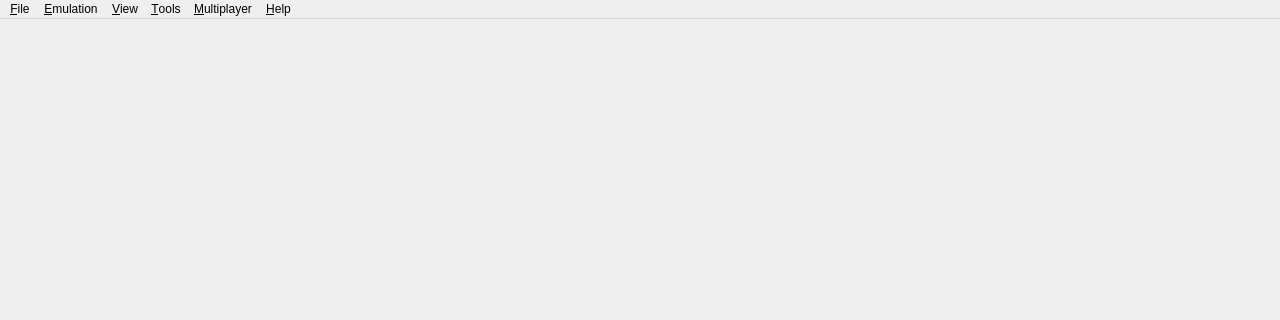
Qt form src/yuzu/main.ui (Ender-Q/sirius) before a commit; both pictures show x 0 to 1280 and y 0 to 320 of the 1280 by 720 pixel window.
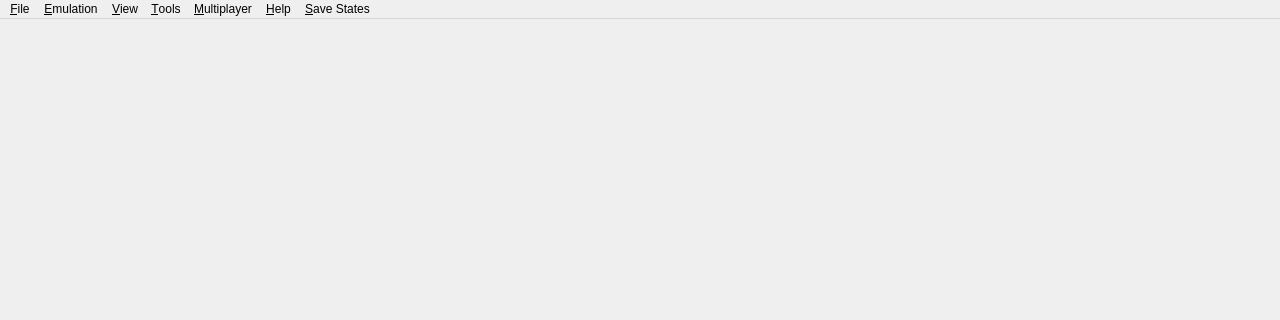
The same form after that commit. Icons and pictures are not drawn.

Commit message:
ui: Add Save States menu stubs
Adds UI elements for future save state support:
- New "Save States" menu in the main menubar
- Save and Load action items with keyboard shortcuts
- No functionality implemented yet, just UI stubs

What changed in the file:
```diff
--- a/src/yuzu/main.ui
+++ b/src/yuzu/main.ui
@@ -45,7 +45,7 @@
      <x>0</x>
      <y>0</y>
      <width>1280</width>
-     <height>21</height>
+     <height>22</height>
     </rect>
    </property>
    <widget class="QMenu" name="menu_File">
@@ -190,12 +190,20 @@
     <addaction name="separator"/>
     <addaction name="action_About"/>
    </widget>
+   <widget class="QMenu" name="menu_Save_States">
+    <property name="title">
+     <string>&amp;Save States</string>
+    </property>
+    <addaction name="actionSave"/>
+    <addaction name="actionLoad"/>
+   </widget>
    <addaction name="menu_File"/>
    <addaction name="menu_Emulation"/>
    <addaction name="menu_View"/>
    <addaction name="menu_Tools"/>
    <addaction name="menu_Multiplayer"/>
    <addaction name="menu_Help"/>
+   <addaction name="menu_Save_States"/>
   </widget>
   <action name="action_Install_File_NAND">
    <property name="enabled">
```
Left out of the diff: 10 changed lines with no effect on the pictures.
